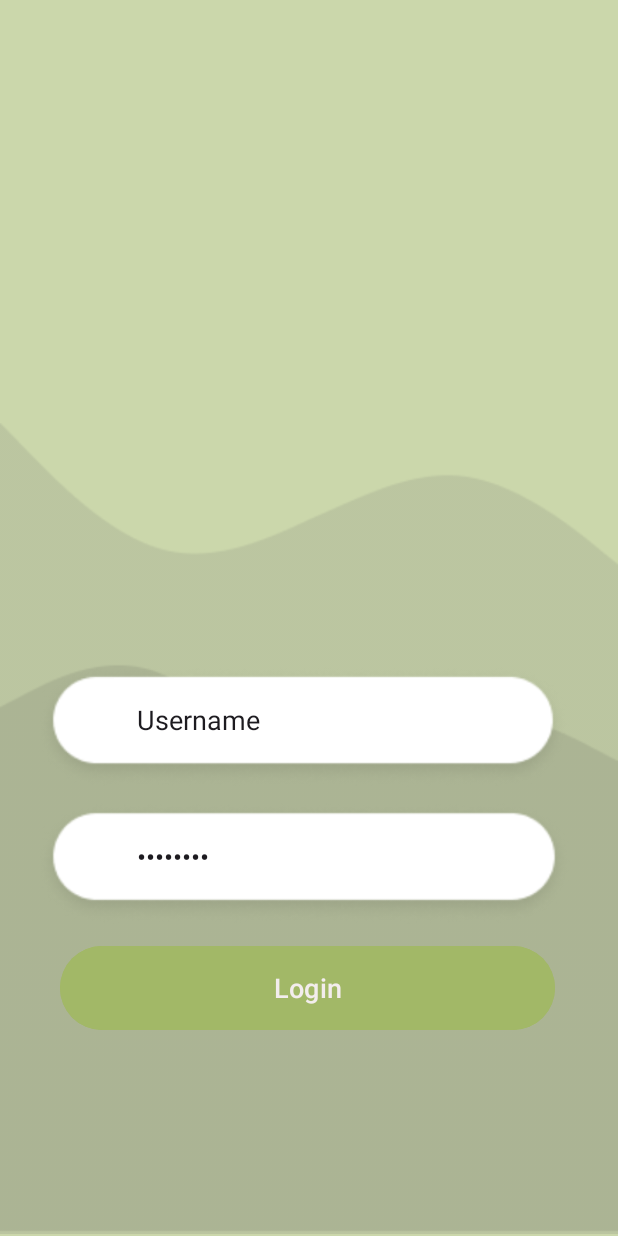
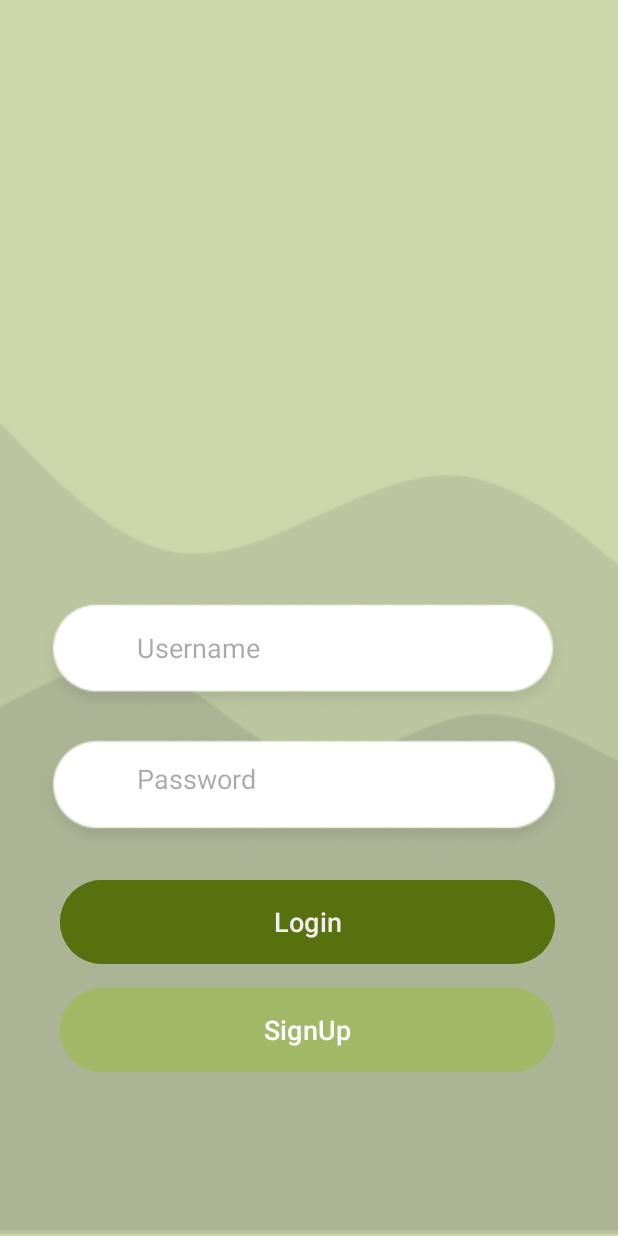
Before and after one commit to MarshallAtlas/Habitat, an Android app: the screen it shows after launch (MainActivity), on a phone screen of 412 x 824 dp. Run offline under Robolectric (Android 15) with nearby library versions, the phone set to English and light mode, and no system bars; our stand-ins replace Firebase (no records; nobody signed in at launch, a user with empty details on screens opened directly).

Commit message:
added signup making a users collection, added login, fixing habits right now  -matt

```diff
--- a/app/build.gradle
+++ b/app/build.gradle
@@ -35,6 +35,8 @@ dependencies {
     implementation 'com.google.android.material:material:1.5.0'
     implementation 'androidx.constraintlayout:constraintlayout:2.1.3'
     implementation 'com.google.firebase:firebase-firestore:24.4.1'
+    implementation 'com.google.firebase:firebase-storage:20.1.0'
+    implementation 'com.google.firebase:firebase-auth:21.1.0'
     testImplementation 'junit:junit:4.13.2'
     androidTestImplementation 'androidx.test.ext:junit:1.1.3'
     androidTestImplementation 'androidx.test.espresso:espresso-core:3.4.0'
--- a/app/src/main/AndroidManifest.xml
+++ b/app/src/main/AndroidManifest.xml
@@ -12,6 +12,9 @@
         android:supportsRtl="true"
         android:theme="@style/Theme.Habitat"
         tools:targetApi="31">
+        <activity
+            android:name=".CreateHabit"
+            android:exported="false" />
         <activity
             android:name=".HabitatView"
             android:exported="false" />
--- a/app/src/main/java/ph/edu/dlsu/mobdeve/florendo/mapa/habitat/MainActivity.java
+++ b/app/src/main/java/ph/edu/dlsu/mobdeve/florendo/mapa/habitat/MainActivity.java
@@ -1,12 +1,25 @@
 package ph.edu.dlsu.mobdeve.florendo.mapa.habitat;
 
+import android.content.Intent;
+import android.os.Bundle;
+import android.view.View;
+import android.widget.EditText;
+import android.widget.Toast;
+
+import androidx.annotation.NonNull;
 import androidx.appcompat.app.AppCompatActivity;
 
-import android.os.Bundle;
-
+import com.google.android.gms.tasks.OnCompleteListener;
+import com.google.android.gms.tasks.Task;
+import com.google.firebase.auth.AuthResult;
+import com.google.firebase.auth.FirebaseAuth;
+import com.google.firebase.auth.FirebaseUser;
 import com.google.firebase.firestore.FirebaseFirestore;
 
 public class MainActivity extends AppCompatActivity {
+
+    private EditText CEmail;
+    private EditText CPassword;
 
     @Override
     protected void onCreate(Bundle savedInstanceState) {
@@ -15,5 +28,72 @@ public class MainActivity extends AppCompatActivity {
 
         FirebaseFirestore db = FirebaseFirestore.getInstance();
 
+        this.CEmail = this.findViewById(R.id.Input_Uname);
+        this.CPassword = this.findViewById(R.id.Input_Pass);
+
+
+
+    }
+    public void loginValidate(View CView){
+        String email = CEmail.getText().toString().trim();
+        String password = CPassword.getText().toString().trim();
+
+        if(email.isEmpty() || password.isEmpty()){
+            Toast.makeText(MainActivity.this, "Please Fill in all fields", Toast.LENGTH_SHORT).show();
+        }else{
+            login();
+        }
+
+    }
+
+    public void login() {
+
+        FirebaseAuth cAuth = FirebaseAuth.getInstance();
+
+        String StrEmail = this.CEmail.getText().toString().trim();
+        String StrPassword = this.CPassword.getText().toString().trim();
+
+        cAuth.signInWithEmailAndPassword(StrEmail, StrPassword)
+                .addOnCompleteListener(this, new OnCompleteListener<AuthResult>() {
+                    @Override
+                    public void onComplete(@NonNull Task<AuthResult> task) {
+
+                        if(task.isSuccessful()){
+                            //this CUser is the current session
+                            FirebaseUser CUser = cAuth.getCurrentUser();
+                            Toast.makeText(MainActivity.this, "SUCCESS", Toast.LENGTH_LONG).show();
+                            launchDashboard();
+
+                        }else{
+                            Toast.makeText(MainActivity.this, "ERROR LOGGING IN", Toast.LENGTH_LONG).show();
+                        }
+                    }
+                });
+
+
+        // if success then we open intent
+
+    }
+
+    @Override
+    protected void onStart() {
+        super.onStart();
+        FirebaseAuth cAuth = FirebaseAuth.getInstance();
+        FirebaseUser cUser = cAuth.getCurrentUser();
+        if(cUser != null){
+            // if cUser == null then there is no currently logged in user
+            // if there is currently a log in it goes directly to screeen instead of log in
+            this.launchDashboard();
+        }
+    }
+
+    public void launchDashboard(){
+        Intent CIntent = new Intent(MainActivity.this, Dashboard.class);
+        this.startActivity(CIntent);
+    }
+
+    public void launchSignUp(View CView) {
+        Intent CIntent = new Intent(MainActivity.this, SignUp.class);
+        this.startActivity(CIntent);
     }
 }
--- a/app/src/main/res/layout/activity_main.xml
+++ b/app/src/main/res/layout/activity_main.xml
@@ -21,7 +21,17 @@
         android:layout_width="357dp"
         android:layout_height="103dp"
         android:layout_marginStart="24dp"
-        android:layout_marginTop="524dp"
+        android:layout_marginTop="476dp"
+        app:layout_constraintStart_toStartOf="parent"
+        app:layout_constraintTop_toTopOf="parent"
+        app:srcCompat="@drawable/input_box" />
+
+    <ImageView
+        android:id="@+id/imageView4"
+        android:layout_width="356dp"
+        android:layout_height="105dp"
+        android:layout_marginStart="24dp"
+        android:layout_marginTop="384dp"
         app:layout_constraintStart_toStartOf="parent"
         app:layout_constraintTop_toTopOf="parent"
         app:srcCompat="@drawable/input_box" />
@@ -31,36 +41,26 @@
         android:layout_width="250dp"
         android:layout_height="51dp"
         android:layout_marginStart="76dp"
-        android:layout_marginTop="40dp"
+        android:layout_marginTop="36dp"
         android:background="#ffffff"
         android:ems="10"
         android:inputType="textPassword"
         android:padding="15dp"
-        android:text="Password"
+        android:hint="Password"
         app:layout_constraintStart_toStartOf="parent"
         app:layout_constraintTop_toBottomOf="@+id/Input_Uname" />
-
-    <ImageView
-        android:id="@+id/imageView4"
-        android:layout_width="356dp"
-        android:layout_height="105dp"
-        android:layout_marginStart="24dp"
-        android:layout_marginTop="432dp"
-        app:layout_constraintStart_toStartOf="parent"
-        app:layout_constraintTop_toTopOf="parent"
-        app:srcCompat="@drawable/input_box" />
 
     <EditText
         android:id="@+id/Input_Uname"
         android:layout_width="251dp"
         android:layout_height="55dp"
         android:layout_marginStart="76dp"
-        android:layout_marginTop="452dp"
+        android:layout_marginTop="404dp"
         android:background="#ffffff"
         android:ems="10"
         android:inputType="text"
         android:padding="15dp"
-        android:text="Username"
+        android:hint="Username"
         app:layout_constraintStart_toStartOf="parent"
 
         app:layout_constraintTop_toTopOf="parent" />
@@ -70,12 +70,27 @@
         android:layout_width="330dp"
         android:layout_height="64dp"
         android:layout_marginStart="40dp"
-        android:layout_marginTop="28dp"
-        android:backgroundTint="#A2B867"
+        android:layout_marginTop="36dp"
+        android:onClick="loginValidate"
+
+        android:backgroundTint="#57710F"
         android:text="Login"
         android:textColor="#F3EDED"
         android:textSize="18sp"
         app:layout_constraintStart_toStartOf="parent"
         app:layout_constraintTop_toBottomOf="@+id/Input_Pass" />
 
+    <Button
+        android:id="@+id/signUp_Button"
+        android:layout_width="330dp"
+        android:layout_height="64dp"
+        android:layout_marginStart="40dp"
+        android:layout_marginTop="8dp"
+        android:backgroundTint="#A2B867"
+        android:text="SignUp"
+        android:onClick="launchSignUp"
+        android:textSize="18sp"
+        app:layout_constraintStart_toStartOf="parent"
+        app:layout_constraintTop_toBottomOf="@+id/login_button" />
+
 </androidx.constraintlayout.widget.ConstraintLayout>
```
Also changed, not shown: app/src/main/java/ph/edu/dlsu/mobdeve/florendo/mapa/habitat/CreateHabit.java (added, +14 -0 lines), app/src/main/java/ph/edu/dlsu/mobdeve/florendo/mapa/habitat/Dashboard.java (+89 -1 lines), app/src/main/java/ph/edu/dlsu/mobdeve/florendo/mapa/habitat/Habit.java (added, +74 -0 lines), app/src/main/java/ph/edu/dlsu/mobdeve/florendo/mapa/habitat/SignUp.java (+116 -0 lines), app/src/main/java/ph/edu/dlsu/mobdeve/florendo/mapa/habitat/User.java (added, +53 -0 lines), app/src/main/res/layout/activity_create_habit.xml (added, +19 -0 lines), app/src/main/res/layout/activity_dashboard.xml (+72 -56 lines), app/src/main/res/layout/activity_sign_up.xml (+25 -24 lines).
